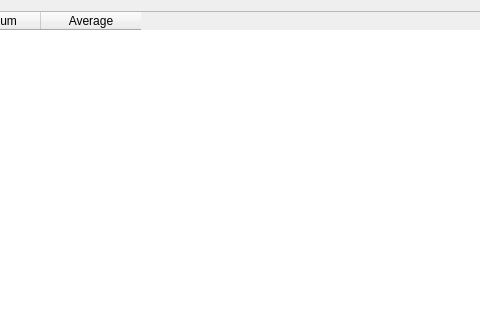
Old version of the form plotjuggler_app/statistics_dialog.ui in the repository cheralex/PlotJuggler; both pictures show x 371 to 851 and y 0 to 320 of the 1007 by 595 pixel window.
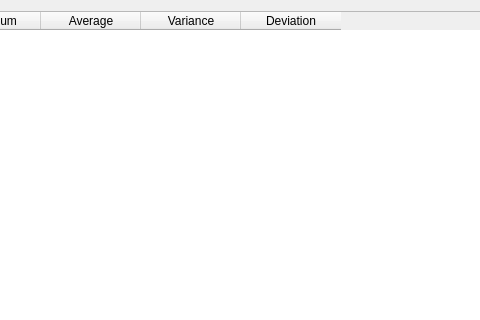
New version of the form.

Diff of the .ui file:
```diff
--- a/plotjuggler_app/statistics_dialog.ui
+++ b/plotjuggler_app/statistics_dialog.ui
@@ -22,6 +22,9 @@
      <property name="sortingEnabled">
       <bool>false</bool>
      </property>
+     <property name="columnCount">
+      <number>7</number>
+     </property>
      <attribute name="verticalHeaderVisible">
       <bool>false</bool>
      </attribute>
@@ -50,6 +53,16 @@
        <string>Average</string>
       </property>
      </column>
+     <column>
+      <property name="text">
+       <string>Variance</string>
+      </property>
+     </column>
+     <column>
+      <property name="text">
+       <string>Deviation</string>
+      </property>
+     </column>
     </widget>
    </item>
    <item>
```
Left out of the diff: 3 changed lines with no effect on the pictures.
